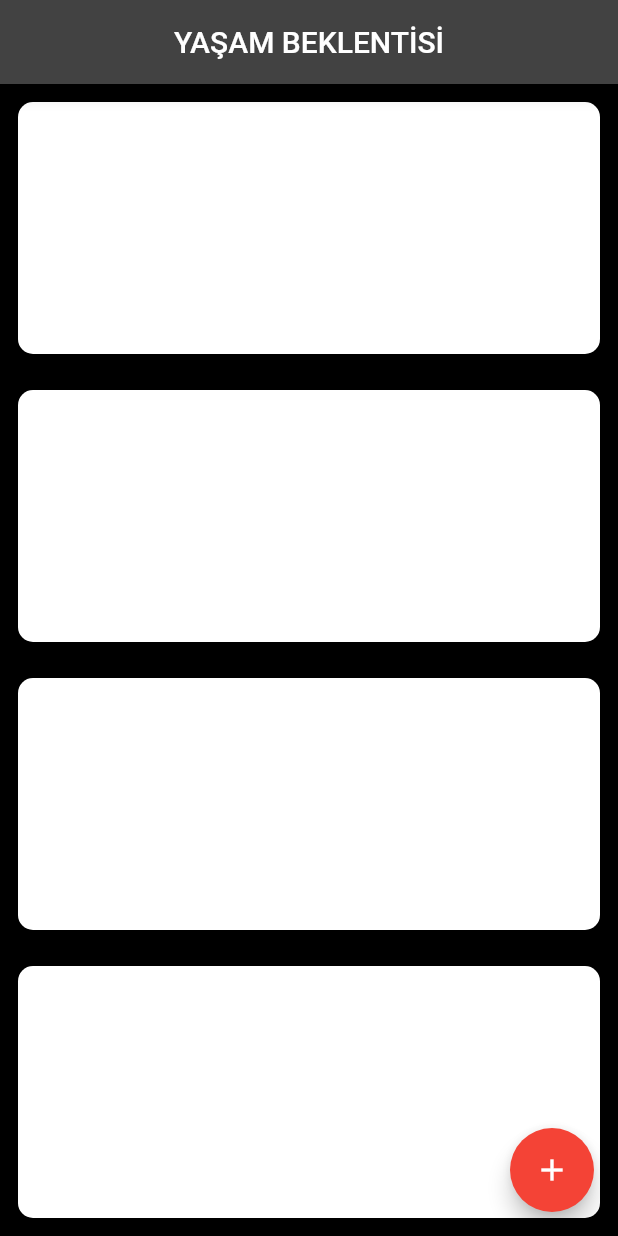
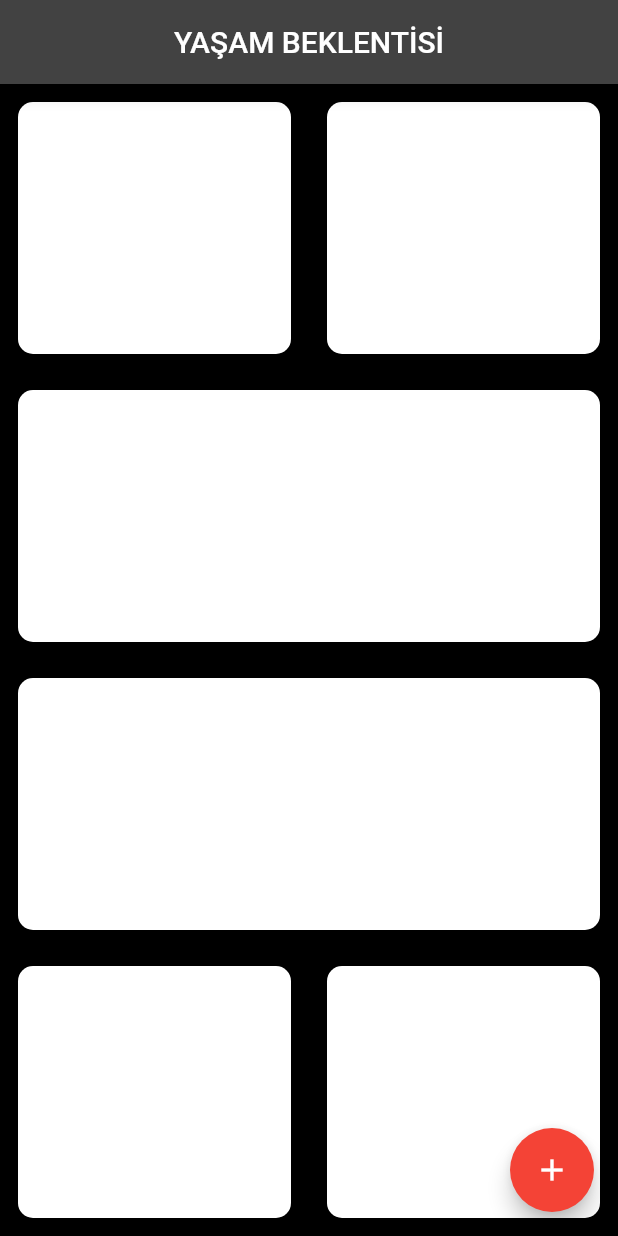
Before and after one commit to 0x1772/LifeTimeApp, a Flutter app: the screen it shows after launch, on a phone screen of 412 x 824 dp. Run offline on Flutter 3.47's test engine with Material 2 defaults, Android fonts, the phone set to English and light mode, and no system bars; our stand-ins replace font_awesome_flutter.

Commit message:
extract_widget && font_awasome

```diff
--- a/lib/main.dart
+++ b/lib/main.dart
@@ -1,4 +1,5 @@
-import 'package:flutter/material.dart';
+import 'package:flutter/material.dart';,
+import 'package:font_awesome_flutter/font_awesome_flutter.dart';
 
 void main() {
   runApp(MyApp());
@@ -38,11 +39,20 @@ class _InputPageState extends State<InputPage> {
       body: Column(
         children: <Widget>[
           Expanded(
+            child: Row(
+              children: [
+                Expanded(
+                  child: ContainerNo1(),
+                ),
+                Expanded(
                   child: Container(
                     margin: EdgeInsets.all(12.0),
                     decoration: BoxDecoration(
                         borderRadius: BorderRadius.circular(10.0),
                         color: Colors.white),
+                  ),
+                ),
+              ],
             ),
           ),
           Expanded(
@@ -62,11 +72,25 @@ class _InputPageState extends State<InputPage> {
             ),
           ),
           Expanded(
+            child: Row(
+              children: [
+                Expanded(
                   child: Container(
                     margin: EdgeInsets.all(12.0),
                     decoration: BoxDecoration(
                         borderRadius: BorderRadius.circular(10.0),
                         color: Colors.white),
+                  ),
+                ),
+                Expanded(
+                  child: Container(
+                    margin: EdgeInsets.all(12.0),
+                    decoration: BoxDecoration(
+                        borderRadius: BorderRadius.circular(10.0),
+                        color: Colors.white),
+                  ),
+                ),
+              ],
             ),
           ),
         ],
@@ -78,3 +102,19 @@ class _InputPageState extends State<InputPage> {
     );
   }
 }
+
+class ContainerNo1 extends StatelessWidget {
+  const ContainerNo1({
+    Key? key,
+  }) : super(key: key);
+
+  @override
+  Widget build(BuildContext context) {
+    return Container(
+      margin: EdgeInsets.all(12.0),
+      decoration: BoxDecoration(
+          borderRadius: BorderRadius.circular(10.0),
+          color: Colors.white),
+    );
+  }
+}
```
Lines whose indentation alone changed are shown as unchanged.
